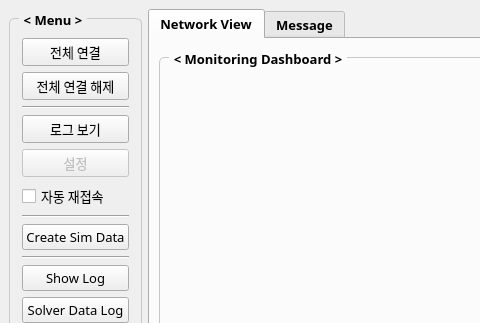
Old version of the form View/main_window.ui in the repository thisisHenney/DataHub; both pictures show x 0 to 480 and y 0 to 323 of the 1201 by 877 pixel window.
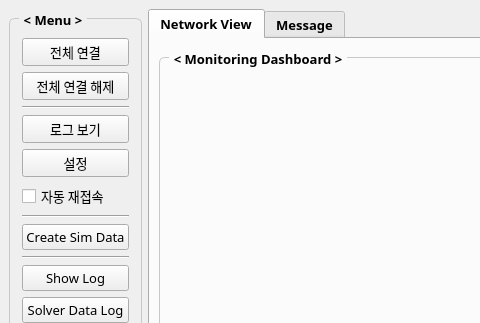
New version of the form.

What changed in the file:
```diff
--- a/View/main_window.ui
+++ b/View/main_window.ui
@@ -126,7 +126,7 @@
          <item>
           <widget class="QPushButton" name="pushButton_setting_datahub">
            <property name="enabled">
-            <bool>false</bool>
+            <bool>true</bool>
            </property>
            <property name="font">
             <font>
```
